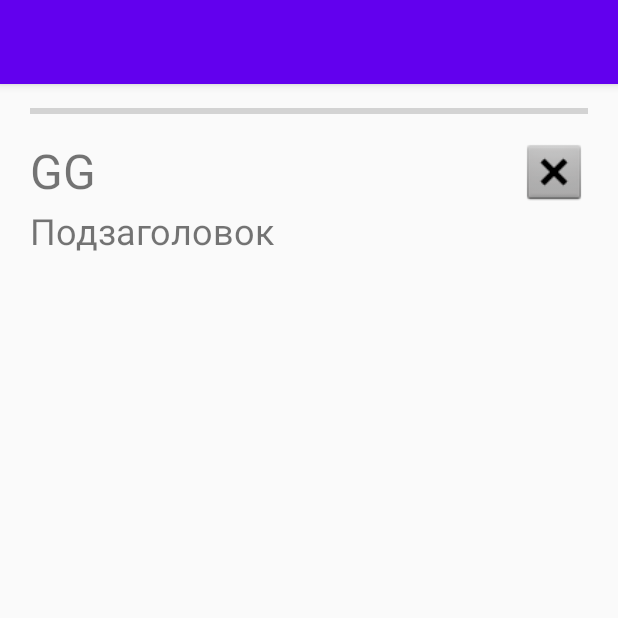
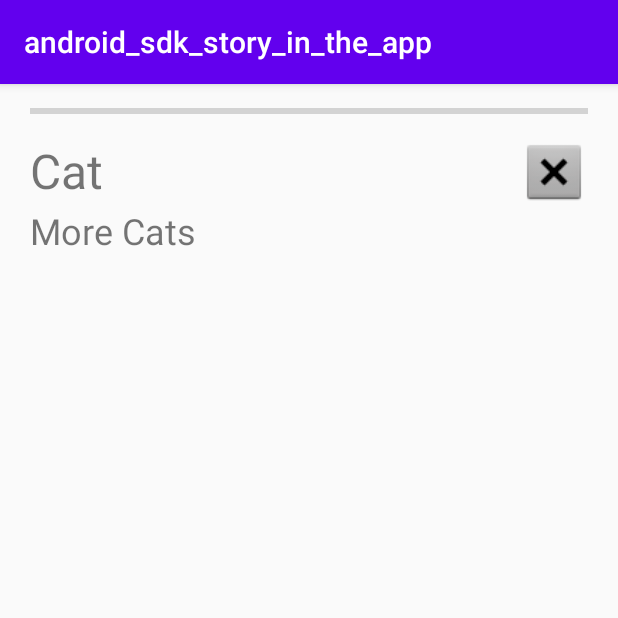
Before and after one commit to Sebbia/android-sdk-story-in-the-app, an Android app: the screen it shows after launch (ScreenActivity), after a tap on an icon or button, on a phone screen of 412 x 824 dp, the top half of it. Run offline under Robolectric (Android 15) with nearby library versions, the phone set to English and light mode, and no system bars.

Commit message:
Динамическое добавление элементов
-Динамическое добавление историй
-Динамическое добавление экранов историй

```diff
--- a/app/build.gradle
+++ b/app/build.gradle
@@ -44,6 +44,7 @@ dependencies {
 
     implementation 'com.android.support.constraint:constraint-layout:1.1.3'
     implementation 'com.android.support:support-v4:28.0.0'
+    implementation 'com.android.support:design:28.0.0'
     testImplementation 'junit:junit:4.+'
     androidTestImplementation 'com.android.support.test:runner:1.0.2'
     androidTestImplementation 'com.android.support.test.espresso:espresso-core:3.0.2'
--- a/app/src/main/java/com/example/android_sdk_story_in_the_app/HistoryAdapter.kt
+++ b/app/src/main/java/com/example/android_sdk_story_in_the_app/HistoryAdapter.kt
@@ -2,15 +2,17 @@ package com.example.android_sdk_story_in_the_app
 
 import android.content.Context
 import android.content.Intent
+import android.os.Bundle
 import android.support.v7.widget.RecyclerView
 import android.view.LayoutInflater
 import android.view.View
 import android.view.ViewGroup
 import android.widget.ImageButton
 import java.net.URL
+import kotlin.properties.Delegates
 
 
-    class HistoryAdapter(values: MutableList<HistorySDK.History>) : RecyclerView.Adapter<HistoryAdapter.HistoryViewHolder>() {
+class HistoryAdapter(values: MutableList<HistorySDK.History>) : RecyclerView.Adapter<HistoryAdapter.HistoryViewHolder>() {
 
     var values: MutableList<HistorySDK.History> = values
 
@@ -23,8 +25,8 @@ import java.net.URL
     }
 
     override fun onBindViewHolder(holder: HistoryViewHolder, position: Int) {
-        holder.listimage.setImageResource(R.drawable.fake_history_background)
-
+        holder.skin.setImageResource(R.drawable.fake_history_background)
+        holder.token = values[position].token
         //holder.urlString = values[position].skin
 
         //real
@@ -41,16 +43,18 @@ import java.net.URL
 
     class HistoryViewHolder(itemView: View,context: Context) : RecyclerView.ViewHolder(itemView)
     {
-        var listimage: ImageButton;
+        var token by Delegates.notNull<Int>()
+        var skin: ImageButton;
         lateinit var urlImage : URL
 
         init {
             super.itemView
-            listimage = itemView.findViewById(R.id.history_item)
+            skin = itemView.findViewById(R.id.history_item)
 
-            listimage.setOnClickListener {
+
+            skin.setOnClickListener {
                 val intent = Intent(context, ScreenActivity::class.java)
-                intent.putExtra("position", "Kotlin")
+                intent.putExtra("token", token)
                 context.startActivity(intent)
 
             }
--- a/app/src/main/java/com/example/android_sdk_story_in_the_app/HistorySDK.kt
+++ b/app/src/main/java/com/example/android_sdk_story_in_the_app/HistorySDK.kt
@@ -14,7 +14,7 @@ class HistorySDK() {
 
     }
 
-    //Инициализация адаптера историй
+    //Инициализация адаптера историй(MainActivity можно заменить на другое своё)
 
     fun initHistory(view: MainActivity) {
         view.setContentView(R.layout.activity_main)
@@ -28,15 +28,21 @@ class HistorySDK() {
         historyList.adapter = HistoryAdapter(getHistory())
     }
 
+
     //Получение экранов истории
 
-    private fun getScreen(): MutableList<HistorySDK.Screen> {
+    fun getScreen(tokenHistory: Int): MutableList<Screen> {
 
-        var screenList : MutableList<HistorySDK.Screen> = arrayListOf()
+        var screenList : MutableList<Screen> = arrayListOf()
 
-        screenList.add(HistorySDK.Screen(1,1,"R.drawable.fake_history_background",5,"10.10.2020","10.12.2020","Cat","More Cats","nul"))
-        screenList.add(HistorySDK.Screen(2,2,"R.drawable.fake_history_background",5,"10.10.2020","10.12.2020","Dog","More Dogs","nul"))
-
+        for(screen in screenList)
+        {
+        if(screen.tokenHistory == tokenHistory) {
+            screenList.add(screen)
+        }
+        }
+        screenList.add(Screen(1, 1,1, "R.drawable.fake_history_background", 5, "10.10.2020", "10.12.2020", "Cat", "More Cats", "nul"))
+        screenList.add(Screen(2, 1,2, "R.drawable.fake_history_background", 5, "10.10.2020", "10.12.2020", "Dog", "More Dogs", "nul"))
         return screenList
     }
 
@@ -47,8 +53,12 @@ class HistorySDK() {
 
         var historyList: MutableList<HistorySDK.History> = arrayListOf()
 
-        historyList.add(HistorySDK.History(0,0,"R.drawable.fake_history_background",getScreen()))
-        historyList.add(HistorySDK.History(1,1,"R.drawable.fake_history_background",getScreen()))
+        for(history in historyList)
+        {
+            historyList.add(history)
+        }
+        historyList.add(HistorySDK.History(0,0,"R.drawable.fake_history_background",getScreen(0)))
+        historyList.add(HistorySDK.History(1,1,"R.drawable.fake_history_background",getScreen(1)))
 
         return historyList
     }
@@ -86,19 +96,20 @@ class HistorySDK() {
         return history
     }*/
 
-//    fun queryScreen(token: Int): Screen {
-//        var screen: Screen = Screen()
-//        /*        screen.token
-//        screen.id
-//        screen.skin
-//        screen.time
-//        screen.DateStart
-//        screen.DateEnd
-//        screen.title
-//        screen.subtitle
-//        screen.url*/
-//        return screen
-//    }
+/*    fun queryScreen(token: Int): Screen {
+        lateinit var screen: Screen
+        screen.token
+        screen.tokenHistory
+        screen.id
+        screen.skin
+        screen.time
+        screen.DateStart
+        screen.DateEnd
+        screen.title
+        screen.subtitle
+        screen.url
+        return screen
+    }*/
 
     fun query() {
 
@@ -124,8 +135,9 @@ class HistorySDK() {
     }
 
     class Screen {
-        constructor(token: Int, id: Int, skin: String, time: Int, DateStart: String, DateEnd: String, title: String, subtitle: String, url: String) {
+        constructor(token: Int,tokenHistory: Int, id: Int, skin: String, time: Int, DateStart: String, DateEnd: String, title: String, subtitle: String, url: String) {
             this.token = token
+            this.tokenHistory = tokenHistory
             this.id = id
             this.skin = skin
             this.time = time
@@ -137,6 +149,8 @@ class HistorySDK() {
         }
 
         var token: Int = 0
+
+        var tokenHistory : Int = 0
 
         var id: Int = 0
 
--- a/app/src/main/java/com/example/android_sdk_story_in_the_app/ScreenActivity.kt
+++ b/app/src/main/java/com/example/android_sdk_story_in_the_app/ScreenActivity.kt
@@ -11,21 +11,30 @@ class ScreenActivity : AppCompatActivity() {
     override fun onCreate(savedInstanceState: Bundle?) {
 
         super.onCreate(savedInstanceState)
+        setContentView(R.layout.screen)
 
         var screen : HistorySDK = HistorySDK()
 
-        setContentView(R.layout.screen)
-
         screenList = findViewById(R.id.screen)
 
-        title = findViewById(R.id.screen_title)
 
-        var t : String = "Заголовок 2"
+        var bundle : Bundle? = this.intent.getBundleExtra("token")
+
+        var default : Int = 0
+
+        var token : Int = bundle?.getInt("token") ?: default;
+
+        var screenListOnHistory : MutableList<HistorySDK.Screen> = screen.getScreen(token)
 
         val adapter = ScreenAdapter(supportFragmentManager)
 
-        adapter.addFragment(ScreenAdapter.ScreenFragment(), "ScreenFragment")
-        adapter.addFragment(ScreenAdapter.ScreenFragment(), t)
+        for(screen in screenListOnHistory)
+        {
+            adapter.addFragment(ScreenAdapter.ScreenFragment(), screen)
+        }
+
+        //adapter.addFragment(ScreenAdapter.ScreenFragment(), HistorySDK.Screen(1, 1,1, "R.drawable.fake_history_background", 5, "10.10.2020", "10.12.2020", "Cat", "More Cats", "nul"))
+        //adapter.addFragment(ScreenAdapter.ScreenFragment(), HistorySDK.Screen(2, 1,1, "R.drawable.fake_history_background", 5, "10.10.2020", "10.12.2020", "Cat", "More Cats", "nul"))
 
         screenList.adapter = adapter
     }
--- a/app/src/main/java/com/example/android_sdk_story_in_the_app/ScreenAdapter.kt
+++ b/app/src/main/java/com/example/android_sdk_story_in_the_app/ScreenAdapter.kt
@@ -1,6 +1,5 @@
 package com.example.android_sdk_story_in_the_app
 
-import android.content.Intent
 import android.os.Bundle
 import android.support.v4.app.Fragment
 import android.support.v4.app.FragmentManager
@@ -10,33 +9,56 @@ import android.view.View
 import android.view.ViewGroup
 import android.widget.ImageView
 import android.widget.TextView
+import kotlin.properties.Delegates
 
 class ScreenAdapter(manager: FragmentManager) : FragmentPagerAdapter(manager) {
 
-    private val fragmentList : MutableList<Fragment> = ArrayList()
+    private val fragmentList : MutableList<ScreenFragment> = ArrayList()
+
     private val titleList : MutableList<String> = ArrayList()
+    private val subtitleList : MutableList<String> = ArrayList()
+    private val urlList : MutableList<String> = ArrayList()
+
+    private val skinList : MutableList<String> = ArrayList()
+
+    private val timeList : MutableList<Int> = ArrayList()
+    private val startDateList : MutableList<String> = ArrayList()
+    private val endDateList : MutableList<String> = ArrayList()
+
 
     override fun getCount(): Int {
         return fragmentList.size
     }
 
-    override fun getItem(position: Int): Fragment {
+    override fun getItem(position: Int): ScreenFragment {
+        fragmentList[position].position = position
+        fragmentList[position].titleText = titleList[position]
+        fragmentList[position].subtitleText = subtitleList[position]
         return fragmentList[position]
     }
 
-    fun addFragment(fragment: Fragment, title: String)
+    fun addFragment(fragment: ScreenFragment, screen: HistorySDK.Screen)
     {
         fragmentList.add(fragment)
-        titleList.add(title)
+        titleList.add(screen.title)
+        subtitleList.add(screen.subtitle)
+        urlList.add(screen.url)
+        skinList.add(screen.skin)
+        timeList.add(screen.time)
+        startDateList.add(screen.DateStart)
+        endDateList.add(screen.DateEnd)
     }
 
-    override fun getPageTitle(position: Int): CharSequence? {
+/*    override fun getPageTitle(position: Int): CharSequence? {
         return titleList[position]
-    }
-
-
+    }*/
 
         class ScreenFragment: Fragment() {
+
+            var position by Delegates.notNull<Int>()
+
+            lateinit var titleText : String
+            lateinit var subtitleText : String
 
             override fun onCreate(savedInstanceState: Bundle?) {
                 super.onCreate(savedInstanceState)
@@ -54,10 +76,19 @@ class ScreenAdapter(manager: FragmentManager) : FragmentPagerAdapter(manager) {
             }
 
             override fun onViewCreated(itemView: View, savedInstanceState: Bundle?) {
-                //super.onViewCreated(view, savedInstanceState)
+
+                //var titleText : String = title
+                //var subtitleText : String =
+
+                //Привязка
                 val title = itemView.findViewById<TextView>(R.id.screen_title)
-                title.text = "GG"
+                val subtitle = itemView.findViewById<TextView>(R.id.subtitle)
 
+                //Инициализация
+                title.text = titleText
+                subtitle.text = subtitleText
+
+                //Кнопка закрытия активности
                 var button = itemView.findViewById<ImageView>(R.id.CloseButton)
 
                 button.setOnClickListener {
@@ -66,6 +97,8 @@ class ScreenAdapter(manager: FragmentManager) : FragmentPagerAdapter(manager) {
 
             }
 
+
+            //Закрытие активности
             private fun finish() {
                 finish()
             }
--- a/app/src/main/res/layout/screen_item.xml
+++ b/app/src/main/res/layout/screen_item.xml
@@ -50,7 +50,7 @@
             android:layout_marginRight="20dp">
 
             <TextView
-                android:id="@+id/textView4"
+                android:id="@+id/subtitle"
                 android:layout_width="wrap_content"
                 android:layout_height="wrap_content"
                 android:layout_weight="1"
```
